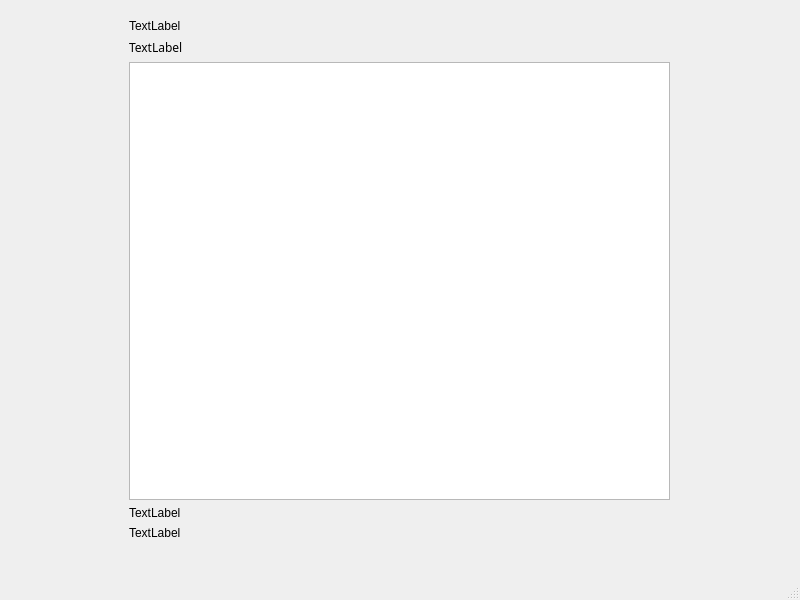
Before: the Qt Designer form crestpage.ui in CayG22/QtPredProj, drawn with Qt 5.
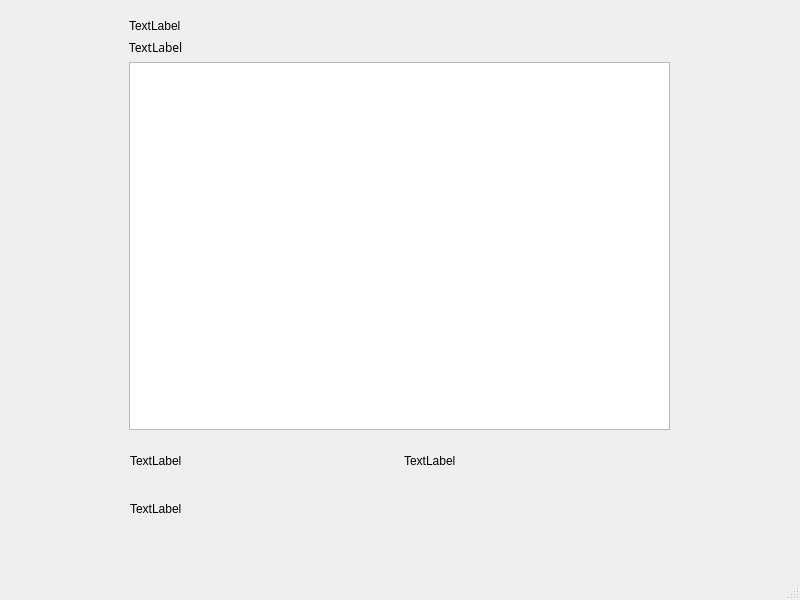
After: the same form once the commit is applied.

```diff
--- a/crestpage.ui
+++ b/crestpage.ui
@@ -20,7 +20,7 @@
       <x>129</x>
       <y>19</y>
       <width>541</width>
-      <height>521</height>
+      <height>411</height>
      </rect>
     </property>
     <layout class="QVBoxLayout" name="verticalLayout">
@@ -56,14 +56,33 @@
        </attribute>
       </widget>
      </item>
-     <item>
+    </layout>
+   </widget>
+   <widget class="QWidget" name="gridLayoutWidget">
+    <property name="geometry">
+     <rect>
+      <x>130</x>
+      <y>439</y>
+      <width>541</width>
+      <height>91</height>
+     </rect>
+    </property>
+    <layout class="QGridLayout" name="gridLayout">
+     <item row="0" column="0">
       <widget class="QLabel" name="ActiveName">
        <property name="text">
         <string>TextLabel</string>
        </property>
       </widget>
      </item>
-     <item>
+     <item row="0" column="1">
+      <widget class="QLabel" name="ActiveCooldown">
+       <property name="text">
+        <string>TextLabel</string>
+       </property>
+      </widget>
+     </item>
+     <item row="1" column="0">
       <widget class="QLabel" name="ActiveDesc">
        <property name="text">
         <string>TextLabel</string>
```
